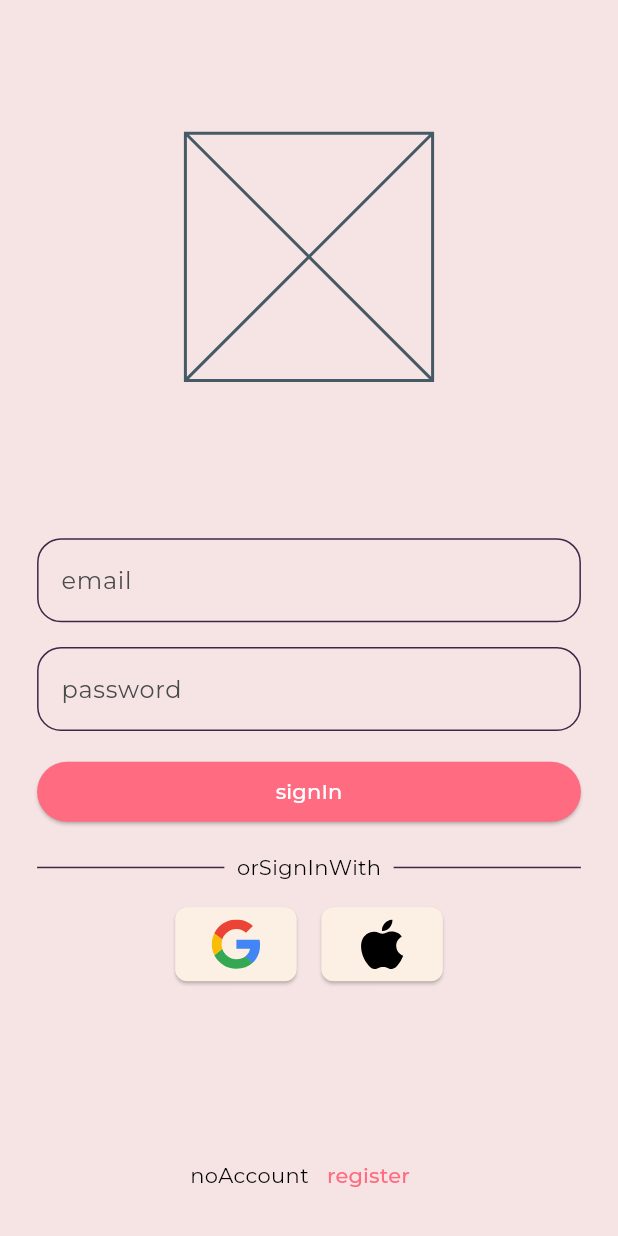
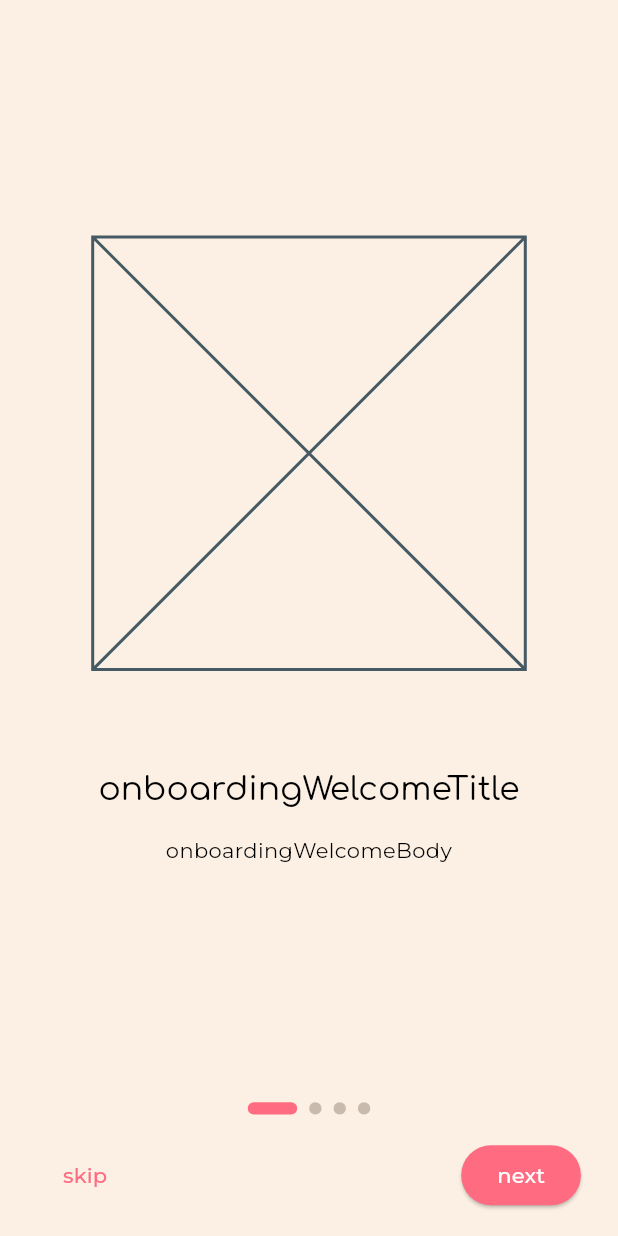
Before and after one commit to PettoORG/petto, a Flutter app: the screen it shows after launch, on a phone screen of 412 x 824 dp. Run offline on Flutter 3.47's test engine with Material 3 defaults, Android fonts, the phone set to English and light mode, and no system bars; our stand-ins replace cloud_firestore, cloud_functions, dartz, easy_localization, firebase_auth, firebase_core and 12 more; accounts and stored records are empty; generated files the repository leaves out were written again.

Commit message:
onboarding UI finished

```diff
--- a/assets/lang/es.json
+++ b/assets/lang/es.json
@@ -1,5 +1,6 @@
 {
   "alreadyHaveAccount": "¿Ya tienes una cuenta?",
+  "back": "Atrás",
   "confirmPassword": "Confirmar contraseña",
   "email": "Correo electrónico",
   "error": {
@@ -42,7 +43,16 @@
     "unexpectedError": "Ha ocurrido un error inesperado. Por favor, inténtalo de nuevo.",
     "userDisabled": "Tu cuenta ha sido desactivada. Contacta al soporte si necesitas ayuda."
   },
+  "next": "Siguiente",
   "noAccount": "¿No tienes una cuenta?",
+  "onboardingMedicalHistoryBody": "Guarda y consulta el carnet de vacunación, diagnósticos, tratamientos y documentos de cada mascota cuando los necesites.",
+  "onboardingMedicalHistoryTitle": "Toda la historia médica, en un solo lugar",
+  "onboardingMultiPetBody": "Agrega una o varias mascotas, personaliza su perfil y mantén su información actualizada sin complicaciones.",
+  "onboardingMultiPetTitle": "Una app, todas tus mascotas",
+  "onboardingReminderBody": "Vacunas, desparasitaciones, citas veterinarias, baños y más... Petto te avisa justo a tiempo para que tu peludo esté siempre al día.",
+  "onboardingReminderTitle": "Nunca olvides una cita importante",
+  "onboardingWelcomeBody": "Tu nueva aliada para cuidar la salud y bienestar de tus mascotas. Organiza, recuerda y protege lo que más amas.",
+  "onboardingWelcomeTitle": "¡Bienvenido a Petto!",
   "orRegisterWith": "O regístrate con",
   "orSignInWith": "O inicia sesión con",
   "password": "Contraseña",
@@ -123,5 +133,7 @@
     "weekly": "Semanal",
     "yearly": "Anual"
   },
-  "signIn": "Iniciar sesión"
+  "signIn": "Iniciar sesión",
+  "skip": "Saltar",
+  "start": "Comenzar"
 }
--- a/lib/app/router/app_router.dart
+++ b/lib/app/router/app_router.dart
@@ -1,16 +1,26 @@
 import 'package:flutter/material.dart';
 import 'package:go_router/go_router.dart';
 import 'package:petto/auth/presentation/screens/sign_in_screen.dart';
-import 'package:petto/auth/presentation/screens/sign_up_screen.dart'; // 1️⃣ importa SignUpScreen
+import 'package:petto/auth/presentation/screens/sign_up_screen.dart';
+import 'package:petto/onboarding/presentation/screens/onboarding_screen.dart'; // 1️⃣ importa SignUpScreen
 
 part 'app_router.g.dart';
 
 /// App router configuration using generated routes
 final GoRouter appRouter = GoRouter(
-  initialLocation: '/signin',
+  initialLocation: '/onboarding',
   debugLogDiagnostics: true,
   routes: $appRoutes,
 );
+
+@TypedGoRoute<OnboardingRoute>(
+  path: '/onboarding',
+)
+class OnboardingRoute extends GoRouteData {
+  const OnboardingRoute();
+  @override
+  Widget build(BuildContext context, GoRouterState state) => const OnboardingScreen();
+}
 
 @TypedGoRoute<SignInRoute>(
   path: '/signin',
--- a/lib/app/theme/app_theme_color.dart
+++ b/lib/app/theme/app_theme_color.dart
@@ -4,7 +4,7 @@ class AppThemeColor {
   // Primary colors
   static const Color primary = Color(0xffff6b81);
   static const Color onPrimary = Color(0xffffffff);
-  static const Color primaryContainer = Color(0xfff6e4e4);
+  static const Color primaryContainer = Color.fromARGB(255, 243, 218, 218);
   static const Color onPrimaryContainer = Color(0xff000000);
 
   // Secondary colors
--- /dev/null
+++ b/lib/onboarding/presentation/screens/onboarding_screen.dart
@@ -0,0 +1,145 @@
+import 'package:easy_localization/easy_localization.dart';
+import 'package:flutter/material.dart';
+import 'package:petto/app/router/app_router.dart';
+import 'package:petto/app/theme/app_theme_sizes.dart';
+
+class OnboardingScreen extends StatefulWidget {
+  const OnboardingScreen({super.key});
+
+  @override
+  State<OnboardingScreen> createState() => _OnboardingScreenState();
+}
+
+class _OnboardingScreenState extends State<OnboardingScreen> {
+  final PageController _controller = PageController();
+  int _current = 0;
+
+  final List<Map<String, String>> _pages = [
+    {
+      'title': 'onboardingWelcomeTitle'.tr(),
+      'body': 'onboardingWelcomeBody'.tr(),
+    },
+    {
+      'title': 'onboardingReminderTitle'.tr(),
+      'body': 'onboardingReminderBody'.tr(),
+    },
+    {
+      'title': 'onboardingMedicalHistoryTitle'.tr(),
+      'body': 'onboardingMedicalHistoryBody'.tr(),
+    },
+    {
+      'title': 'onboardingMultiPetTitle'.tr(),
+      'body': 'onboardingMultiPetBody'.tr(),
+    },
+  ];
+
+  @override
+  Widget build(BuildContext context) {
+    final colors = Theme.of(context).colorScheme;
+    final textTheme = Theme.of(context).textTheme;
+    final size = MediaQuery.of(context).size;
+    final placeholderSize = size.height * .35;
+
+    return Scaffold(
+      backgroundColor: colors.surface,
+      body: Column(
+        children: [
+          Expanded(
+            child: PageView.builder(
+              controller: _controller,
+              itemCount: _pages.length,
+              onPageChanged: (i) => setState(() => _current = i),
+              itemBuilder: (context, i) {
+                final page = _pages[i];
+                return Padding(
+                  padding: EdgeInsets.symmetric(
+                    horizontal: size.width * AppThemeSpacing.medium,
+                  ),
+                  child: Column(
+                    mainAxisAlignment: MainAxisAlignment.center,
+                    children: [
+                      SizedBox(
+                        width: placeholderSize,
+                        height: placeholderSize,
+                        child: Placeholder(),
+                      ),
+                      SizedBox(height: size.height * AppThemeSpacing.large),
+                      Text(
+                        page['title']!,
+                        style: textTheme.titleLarge,
+                        textAlign: TextAlign.center,
+                      ),
+                      SizedBox(height: size.height * AppThemeSpacing.extraSmall),
+                      Text(
+                        page['body']!,
+                        textAlign: TextAlign.center,
+                      ),
+                    ],
+                  ),
+                );
+              },
+            ),
+          ),
+          Row(
+            mainAxisAlignment: MainAxisAlignment.center,
+            children: List.generate(_pages.length, (dot) {
+              final active = dot == _current;
+              return AnimatedContainer(
+                duration: const Duration(milliseconds: 300),
+                margin: const EdgeInsets.symmetric(horizontal: 4),
+                width: active ? size.height * .04 : size.height * .01,
+                height: size.height * .01,
+                decoration: BoxDecoration(
+                  color: active ? colors.primary : colors.surfaceContainerHigh,
+                  borderRadius: BorderRadius.circular(4),
+                ),
+              );
+            }),
+          ),
+          SafeArea(
+            top: false,
+            child: Padding(
+              padding: EdgeInsets.symmetric(
+                horizontal: size.width * AppThemeSpacing.medium,
+                vertical: size.height * AppThemeSpacing.extraSmall,
+              ),
+              child: Row(
+                mainAxisAlignment: MainAxisAlignment.spaceBetween,
+                children: [
+                  if (_current == 0)
+                    TextButton(
+                      onPressed: () => SignInRoute().go(context),
+                      child: Text('skip'.tr()),
+                    )
+                  else
+                    TextButton(
+                      onPressed: () => _controller.previousPage(
+                        duration: const Duration(milliseconds: 300),
+                        curve: Curves.easeInOut,
+                      ),
+                      child: Text('back'.tr()),
+                    ),
+                  if (_current < _pages.length - 1)
+                    ElevatedButton(
+                      onPressed: () => _controller.nextPage(
+                        duration: const Duration(milliseconds: 300),
+                        curve: Curves.easeInOut,
+                      ),
+                      child: Text('next'.tr()),
+                    )
+                  else
+                    ElevatedButton(
+                      onPressed: () {
+                        SignInRoute().go(context);
+                      },
+                      child: Text('start'.tr()),
+                    ),
+                ],
+              ),
+            ),
+          ),
+        ],
+      ),
+    );
+  }
+}
```
Also changed, not shown: lib/app/router/app_router.g.dart.
